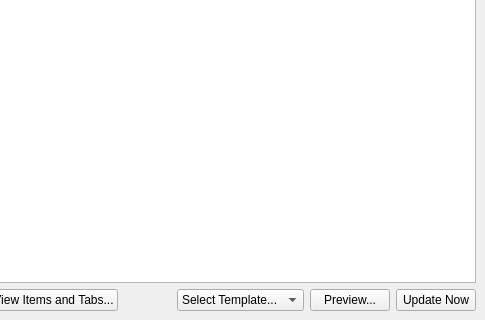
This is plugins/AdamantShop/shopviewer.ui in Novynn/Adamant as Qt 5 draws it before an edit; both pictures show x 369 to 854 and y 362 to 682 of the 854 by 682 pixel window. The edited form follows.
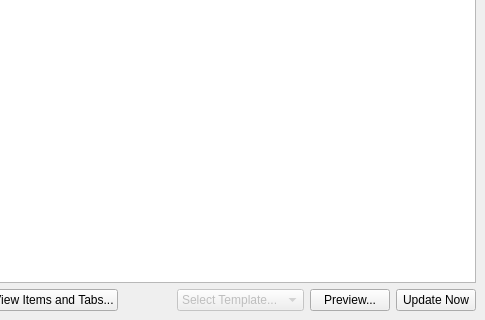
This is the edited form. Custom widgets are drawn as their Qt base class.

Diff of the .ui file:
```diff
--- a/plugins/AdamantShop/shopviewer.ui
+++ b/plugins/AdamantShop/shopviewer.ui
@@ -318,6 +318,12 @@
          </item>
          <item>
           <widget class="QComboBox" name="templateBox">
+           <property name="enabled">
+            <bool>false</bool>
+           </property>
+           <property name="toolTip">
+            <string>Coming soon!</string>
+           </property>
            <property name="currentText">
             <string>Select Template...</string>
            </property>
```
